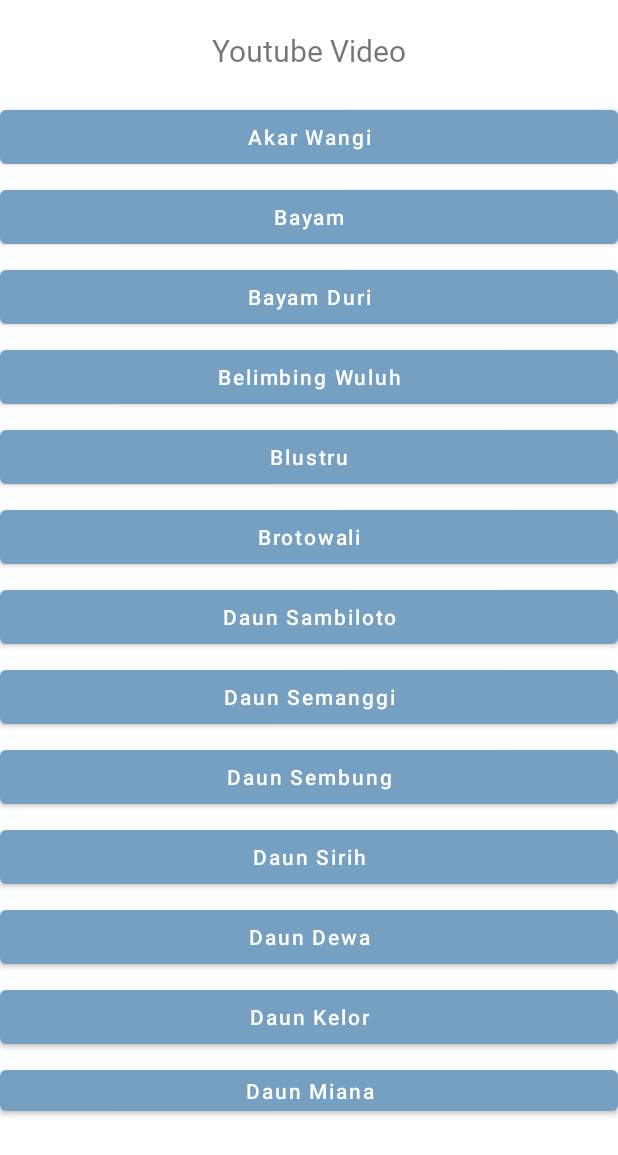
After one commit to Herbal-Mobapps/Fun-Herbal-3, an Android app: the layout activity_video.xml on its own in the app's theme, with its tools: preview values and no code run, on a phone screen of 412 x 824 dp. The commit adds this screen. Shown: the top 1155 px of the screen. Run offline under Robolectric (Android 15) with nearby library versions, the phone set to English and light mode, and no system bars.

Commit message:
video activity

```diff
--- a/app/build.gradle
+++ b/app/build.gradle
@@ -3,6 +3,7 @@ plugins {
     id 'kotlin-android'
     id 'com.google.gms.google-services'
 }
+apply plugin: 'kotlin-android-extensions'
 
 android {
     compileSdk 31
@@ -30,6 +31,10 @@ android {
     kotlinOptions {
         jvmTarget = '1.8'
     }
+    buildFeatures {
+        viewBinding true
+    }
+    dataBinding.enabled = true
 }
 
 dependencies {
--- a/app/src/main/AndroidManifest.xml
+++ b/app/src/main/AndroidManifest.xml
@@ -9,6 +9,9 @@
         android:roundIcon="@mipmap/ic_launcher_round"
         android:supportsRtl="true"
         android:theme="@style/Theme.TA_FunHerbal">
+        <activity
+            android:name=".VideoActivity.VideoActivity"
+            android:exported="true" />
         <activity
             android:name=".Activity.ChangeEmail"
             android:exported="true" />
--- a/app/src/main/java/com/fiqih/ta_funherbal/Fragment/FindFragment.kt
+++ b/app/src/main/java/com/fiqih/ta_funherbal/Fragment/FindFragment.kt
@@ -1,60 +1,28 @@
 package com.fiqih.ta_funherbal.Fragment
 
+import android.content.Intent
 import android.os.Bundle
 import androidx.fragment.app.Fragment
 import android.view.LayoutInflater
 import android.view.View
+import android.view.View.inflate
 import android.view.ViewGroup
-import com.fiqih.ta_funherbal.R
+import com.fiqih.ta_funherbal.VideoActivity.VideoActivity
+import com.fiqih.ta_funherbal.databinding.FragmentFindBinding
 
-// TODO: Rename parameter arguments, choose names that match
-// the fragment initialization parameters, e.g. ARG_ITEM_NUMBER
-private const val ARG_PARAM1 = "param1"
-private const val ARG_PARAM2 = "param2"
+class FindFragment : Fragment() {
 
-/**
- * A simple [Fragment] subclass.
- * Use the [FindFragment.newInstance] factory method to
- * create an instance of this fragment.
- */
-class FindFragment : Fragment() {
-    // TODO: Rename and change types of parameters
-    private var param1: String? = null
-    private var param2: String? = null
-
-    override fun onCreate(savedInstanceState: Bundle?) {
-        super.onCreate(savedInstanceState)
-        arguments?.let {
-            param1 = it.getString(ARG_PARAM1)
-            param2 = it.getString(ARG_PARAM2)
-        }
-    }
 
     override fun onCreateView(
         inflater: LayoutInflater, container: ViewGroup?,
         savedInstanceState: Bundle?
     ): View? {
         // Inflate the layout for this fragment
-        return inflater.inflate(R.layout.fragment_find, container, false)
-    }
-
-    companion object {
-        /**
-         * Use this factory method to create a new instance of
-         * this fragment using the provided parameters.
-         *
-         * @param param1 Parameter 1.
-         * @param param2 Parameter 2.
-         * @return A new instance of fragment FindFragment.
-         */
-        // TODO: Rename and change types and number of parameters
-        @JvmStatic
-        fun newInstance(param1: String, param2: String) =
-            FindFragment().apply {
-                arguments = Bundle().apply {
-                    putString(ARG_PARAM1, param1)
-                    putString(ARG_PARAM2, param2)
-                }
-            }
+        val bind = FragmentFindBinding.inflate(layoutInflater)
+        bind.btnVideo.setOnClickListener {
+            val intent = Intent(this@FindFragment.requireContext(), VideoActivity::class.java)
+            startActivity(intent)
+        }
+        return bind.root
     }
 }
--- a/app/src/main/java/com/fiqih/ta_funherbal/MainActivity.kt
+++ b/app/src/main/java/com/fiqih/ta_funherbal/MainActivity.kt
@@ -29,6 +29,7 @@ class MainActivity : AppCompatActivity() {
 
         setCurrentFragment(firstfragment)
         bottomNavigation = findViewById(R.id.navbottom)
+        @Suppress("DEPRECATION")
         bottomNavigation.setOnNavigationItemSelectedListener {
             when (it.itemId){
                 R.id.navigation_home -> setCurrentFragment(firstfragment)
--- /dev/null
+++ b/app/src/main/java/com/fiqih/ta_funherbal/VideoActivity/VideoActivity.kt
@@ -0,0 +1,11 @@
+package com.fiqih.ta_funherbal.VideoActivity
+
+import androidx.appcompat.app.AppCompatActivity
+import android.os.Bundle
+
+class VideoActivity : AppCompatActivity() {
+    override fun onCreate(savedInstanceState: Bundle?) {
+        super.onCreate(savedInstanceState)
+        setContentView(R.layout.activity_video)
+    }
+}
--- /dev/null
+++ b/app/src/main/res/layout/activity_video.xml
@@ -0,0 +1,129 @@
+<?xml version="1.0" encoding="utf-8"?>
+<LinearLayout
+    xmlns:android="http://schemas.android.com/apk/res/android"
+    xmlns:app="http://schemas.android.com/apk/res-auto"
+    xmlns:tools="http://schemas.android.com/tools"
+    android:layout_width="match_parent"
+    android:layout_height="match_parent"
+    android:orientation="vertical"
+    tools:context=".VideoActivity">
+    <ScrollView
+        android:layout_width="wrap_content"
+        android:layout_height="wrap_content"/>
+
+    <TextView
+        android:layout_marginTop="20dp"
+        android:layout_width="match_parent"
+        android:layout_height="wrap_content"
+        android:text="Youtube Video"
+        android:textSize="20dp"
+        android:fontFamily="@font/berkshire_swash"
+        android:textAlignment="center"/>
+    <Button
+        android:id="@+id/btn_video_akarwangi"
+        android:layout_width="match_parent"
+        android:layout_height="wrap_content"
+        android:layout_marginTop="20dp"
+        android:text="Akar Wangi"
+        android:textAllCaps="false" />
+
+    <Button
+        android:id="@+id/btn_video_bayam"
+        android:layout_width="match_parent"
+        android:layout_height="wrap_content"
+        android:layout_marginTop="5dp"
+        android:text="Bayam"
+        android:textAllCaps="false" />
+
+    <Button
+        android:id="@+id/btn_video_bayamduri"
+        android:layout_width="match_parent"
+        android:layout_height="wrap_content"
+        android:layout_marginTop="5dp"
+        android:text="Bayam Duri"
+        android:textAllCaps="false" />
+
+    <Button
+        android:id="@+id/btn_video_belimbingwuluh"
+        android:layout_width="match_parent"
+        android:layout_height="wrap_content"
+        android:layout_marginTop="5dp"
+        android:text="Belimbing Wuluh"
+        android:textAllCaps="false" />
+
+    <Button
+        android:id="@+id/btn_video_blustru"
+        android:layout_width="match_parent"
+        android:layout_height="wrap_content"
+        android:layout_marginTop="5dp"
+        android:text="Blustru"
+        android:textAllCaps="false" />
+
+    <Button
+        android:id="@+id/btn_video_brotowali"
+        android:layout_width="match_parent"
+        android:layout_height="wrap_content"
+        android:layout_marginTop="5dp"
+        android:text="Brotowali"
+        android:textAllCaps="false" />
+
+    <Button
+        android:id="@+id/btn_video_daunsambiloto"
+        android:layout_width="match_parent"
+        android:layout_height="wrap_content"
+        android:layout_marginTop="5dp"
+        android:text="Daun Sambiloto"
+        android:textAllCaps="false"/>
+
+    <Button
+        android:id="@+id/btn_video_daunsemanggi"
+        android:layout_width="match_parent"
+        android:layout_height="wrap_content"
+        android:layout_marginTop="5dp"
+        android:text="Daun Semanggi"
+        android:textAllCaps="false"/>
+
+    <Button
+        android:id="@+id/btn_video_daunsembung"
+        android:layout_width="match_parent"
+        android:layout_height="wrap_content"
+        android:layout_marginTop="5dp"
+        android:text="Daun Sembung"
+        android:textAllCaps="false"/>
+
+    <Button
+        android:id="@+id/btn_video_daunsirih"
+        android:layout_width="match_parent"
+        android:layout_height="wrap_content"
+        android:layout_marginTop="5dp"
+        android:text="Daun Sirih"
+        android:textAllCaps="false"/>
+
+    <Button
+        android:id="@+id/btn_video_daundewa"
+        android:layout_width="match_parent"
+        android:layout_height="wrap_content"
+        android:layout_marginTop="5dp"
+        android:text="Daun Dewa"
+        android:textAllCaps="false"/>
+
+    <Button
+        android:id="@+id/btn_video_daunkelor"
+        android:layout_width="match_parent"
+        android:layout_height="wrap_content"
+        android:layout_marginTop="5dp"
+        android:text="Daun Kelor"
+        android:textAllCaps="false"/>
+
+    <Button
+        android:id="@+id/btn_video_daunmiana"
+        android:layout_width="match_parent"
+        android:layout_height="wrap_content"
+        android:layout_marginTop="5dp"
+        android:minHeight="32dp"
+        android:text="Daun Miana"
+        android:textAllCaps="false"
+        tools:ignore="TouchTargetSizeCheck" />
+
+
+</LinearLayout>
--- a/app/src/main/res/layout/fragment_find.xml
+++ b/app/src/main/res/layout/fragment_find.xml
@@ -85,6 +85,7 @@
                     android:gravity="center">
 
                     <ImageView
+                        android:id="@+id/btn_Video"
                         android:layout_width="150dp"
                         android:layout_height="80dp"
                         android:src="@drawable/ic_baseline_ondemand_video_24"
```
